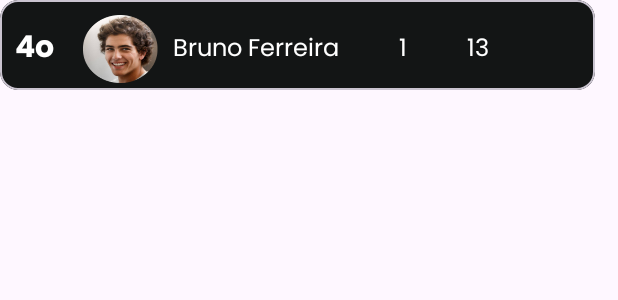
After one commit to Balancefy/android-balancefy, an Android app: the layout res_ranking.xml on its own in the app's theme, with its tools: preview values and no code run, on a phone screen of 412 x 824 dp. The commit adds this screen. Shown: the top 300 px of the screen. Run offline under Robolectric (Android 15) with nearby library versions, the phone set to English and light mode, and no system bars.

Commit message:
ranking fragment

```diff
--- a/app/src/main/java/com/balancefy/balancefyapp/activities/IntroActivity.kt
+++ b/app/src/main/java/com/balancefy/balancefyapp/activities/IntroActivity.kt
@@ -4,6 +4,7 @@ import android.content.Intent
 import android.content.SharedPreferences
 import android.os.Bundle
 import android.view.WindowManager
+import android.widget.Toast
 import androidx.appcompat.app.AppCompatActivity
 import com.balancefy.balancefyapp.R
 import com.balancefy.balancefyapp.databinding.ActivityIntroBinding
--- /dev/null
+++ b/app/src/main/res/layout/res_ranking.xml
@@ -0,0 +1,73 @@
+<?xml version="1.0" encoding="utf-8"?>
+<LinearLayout xmlns:android="http://schemas.android.com/apk/res/android"
+    xmlns:app="http://schemas.android.com/apk/res-auto"
+    android:layout_width="match_parent"
+    android:layout_height="match_parent"
+    android:orientation="vertical">
+
+    <com.google.android.material.card.MaterialCardView
+        android:layout_width="match_parent"
+        android:layout_height="wrap_content"
+        android:layout_marginEnd="15dp"
+        android:backgroundTint="@color/black_balancefy"
+        android:minHeight="60dp">
+
+        <LinearLayout
+            android:layout_width="match_parent"
+            android:layout_height="match_parent">
+
+            <TextView
+                android:layout_width="wrap_content"
+                android:layout_height="wrap_content"
+                android:layout_marginLeft="10dp"
+                android:layout_marginTop="15dp"
+                android:text="4o"
+                android:textColor="@color/white"
+                android:textSize="20sp"
+                android:textStyle="bold" />
+        </LinearLayout>
+
+        <LinearLayout
+            android:layout_width="match_parent"
+            android:layout_height="match_parent">
+
+            <ImageView
+                android:id="@+id/profile_rank"
+                android:layout_width="50dp"
+                android:layout_height="45dp"
+                android:layout_marginLeft="55dp"
+                android:layout_marginTop="10dp"
+                android:background="@drawable/bruno" />
+
+            <TextView
+                android:layout_width="wrap_content"
+                android:layout_height="wrap_content"
+                android:text="Bruno Ferreira"
+                android:layout_marginLeft="10dp"
+                android:layout_marginTop="20dp"
+                android:textColor="@color/white"
+                android:textSize="16sp" />
+
+            <TextView
+                android:layout_width="wrap_content"
+                android:layout_height="wrap_content"
+                android:text="1"
+                android:layout_marginLeft="40dp"
+                android:layout_marginTop="20dp"
+                android:textColor="@color/white"
+                android:textSize="16sp" />
+
+            <TextView
+                android:layout_width="wrap_content"
+                android:layout_height="wrap_content"
+                android:text="13"
+                android:layout_marginLeft="40dp"
+                android:layout_marginTop="20dp"
+                android:textColor="@color/white"
+                android:textSize="16sp" />
+
+        </LinearLayout>
+
+
+    </com.google.android.material.card.MaterialCardView>
+</LinearLayout>
--- a/app/src/main/res/navigation/navigation.xml
+++ b/app/src/main/res/navigation/navigation.xml
@@ -54,7 +54,7 @@
         android:id="@+id/rank_fragment"
         android:name="com.balancefy.balancefyapp.frames.RankFragment"
         android:label="fragment_rank"
-        tools:layout="@layout/fragment_rank" >
+        tools:layout="@layout/res_ranking" >
         <action
             android:id="@+id/action_rank_to_home"
             app:destination="@id/home_fragment" />
--- a/app/src/main/res/values/strings.xml
+++ b/app/src/main/res/values/strings.xml
@@ -107,4 +107,5 @@
     <string name="created_goal">Objetivo Criado!</string>
     <string name="estimated_date_title">Data Estimada:</string>
     <string name="invalid_login">Senha ou Email inválidos</string>
+    <string name="rank">Bom dia, </string>
 </resources>
```
Also changed, not shown: app/src/main/res/layout/activity_ranking.xml (deleted, +0 -33 lines), app/src/main/res/layout/fragment_rank.xml (deleted, +0 -18 lines), app/src/main/res/layout/fragment_ranking.xml (added, +70 -0 lines), app/src/main/res/drawable/profile_rank.png (added), app/src/main/res/drawable/profile_rank1.png (added), app/src/main/res/drawable/profile_rank2.png (added), 2 other files.
